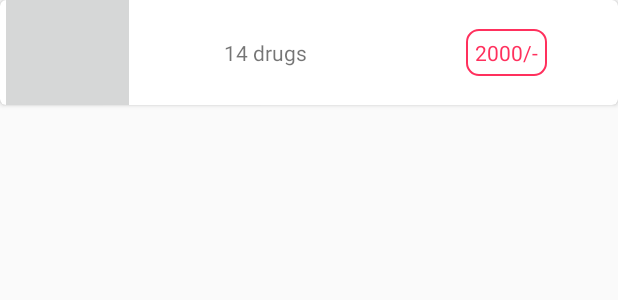
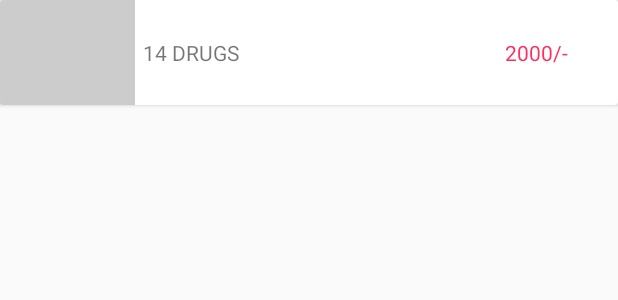
Before and after one commit to CODE-SPINACH/tarun-customer, an Android app: the layout cards_translated_prescription.xml on its own in the app's theme, with its tools: preview values and no code run, on a phone screen of 412 x 824 dp. Shown: the top 300 px of the screen. Run offline under Robolectric (Android 15) with nearby library versions, the phone set to English and light mode, and no system bars.

Commit message:
Third commit @ravi

```diff
--- a/app/src/main/java/com/app/drugcorner32/dc_template/Adapters/OrderItemListAdapter.java
+++ b/app/src/main/java/com/app/drugcorner32/dc_template/Adapters/OrderItemListAdapter.java
@@ -164,7 +164,7 @@ public class OrderItemListAdapter extends BaseAdapter {
                     //The array contains all the child views which are being added dynamically
                     holder0.linearLayouts = new ArrayList<>(childCount);
 
-                    holder0.editLayout = (LinearLayout)view.findViewById(R.id.translatedPrescriptionLinearLayout3);
+                   // holder0.editLayout = (LinearLayout)view.findViewById(R.id.translatedPrescriptionLinearLayout3);
                     holder0.crossButton = (ImageButton)view.findViewById(R.id.translatedPrescriptionImageButton2);
                     holder0.checkBox = (CheckBox)view.findViewById(R.id.translatedPrescriptionCheckBox1);
 
@@ -293,7 +293,7 @@ public class OrderItemListAdapter extends BaseAdapter {
 
 
                 if(isEditable){
-                    holder0.editLayout.setVisibility(View.VISIBLE);
+                   // holder0.editLayout.setVisibility(View.VISIBLE);
                     holder0.crossButton.setVisibility(View.VISIBLE);
                 }
 
--- a/app/src/main/res/layout/cards_translated_prescription.xml
+++ b/app/src/main/res/layout/cards_translated_prescription.xml
@@ -4,9 +4,7 @@
     xmlns:android="http://schemas.android.com/apk/res/android"
     android:id="@+id/card_view"
     android:layout_width="match_parent"
-    android:layout_height="wrap_content"
-
-    card_view:cardCornerRadius="4dp">
+    android:layout_height="wrap_content">
 
     <LinearLayout
         android:layout_width="match_parent"
@@ -23,28 +21,30 @@
             android:orientation="horizontal">
 
             <CheckBox
-                android:layout_width="0dp"
+                android:paddingLeft="5dp"
+                android:paddingRight="5dp"
+                android:visibility="gone"
+                android:layout_width="wrap_content"
                 android:layout_height="match_parent"
-                android:id="@+id/translatedPrescriptionCheckBox1"
-                android:visibility="gone"
-                android:layout_weight="0.3"/>
+                android:id="@+id/translatedPrescriptionCheckBox1"/>
 
-            <ImageButton
+            <ImageView
                 android:id="@+id/translatedPrescriptionImageButton1"
                 android:scaleType="fitXY"
-                android:layout_width="@dimen/card_image_size"
+                android:layout_width="90dp"
+                android:background="#CCC"
                 android:layout_height="@dimen/card_image_size"/>
 
             <TextView
-                android:gravity="center"
+                android:gravity="center|left"
                 android:layout_width="0dp"
                 android:layout_height="match_parent"
-                android:padding="2dp"
-                android:text="14 drugs"
+                android:padding="5dp"
+                android:text="14 DRUGS"
                 android:id="@+id/translatedPrescriptionTextView1"
                 android:layout_weight="0.7"/>
 
-            <LinearLayout
+          <!--  <LinearLayout
                 android:visibility="gone"
                 android:layout_width="0dp"
                 android:layout_height="match_parent"
@@ -76,17 +76,17 @@
                     android:id="@+id/translatedPrescriptionTextView4"
                     android:text="-"/>
 
-                </LinearLayout>
+                </LinearLayout>-->
 
             <LinearLayout
                 android:gravity="center"
                 android:layout_width="0dp"
-                android:layout_weight="0.6"
-                android:layout_height="match_parent">
+                android:layout_weight="0.4"
+                android:layout_height="match_parent"
+                android:layout_marginLeft="25dp">
 
                 <TextView
-                    android:background="@drawable/rounded"
-                    android:padding="6dp"
+                    android:padding="5dp"
                     android:textColor="#FF305D"
                     android:layout_width="wrap_content"
                     android:layout_height="wrap_content"
--- a/app/src/main/res/layout/dialog_previous_order.xml
+++ b/app/src/main/res/layout/dialog_previous_order.xml
@@ -48,12 +48,12 @@
         android:id="@+id/previousOrderDialogButton1"
         android:layout_width="match_parent"
         android:layout_height="0dp"
-        android:layout_weight="0.5"
+        android:layout_weight="0.9"
         android:gravity="center"
         android:textAllCaps="false"
         android:textColor="#FFF"
         android:textSize="20sp"
-        android:text="Add"
+        android:text="ADD"
         android:background="@drawable/orange_button_style"/>
 
 </LinearLayout>
```
Also changed, not shown: app/src/main/res/layout/cards_child_prescription.xml (+5 -5 lines), app/src/main/res/layout/cards_medicine.xml (+4 -3 lines).
